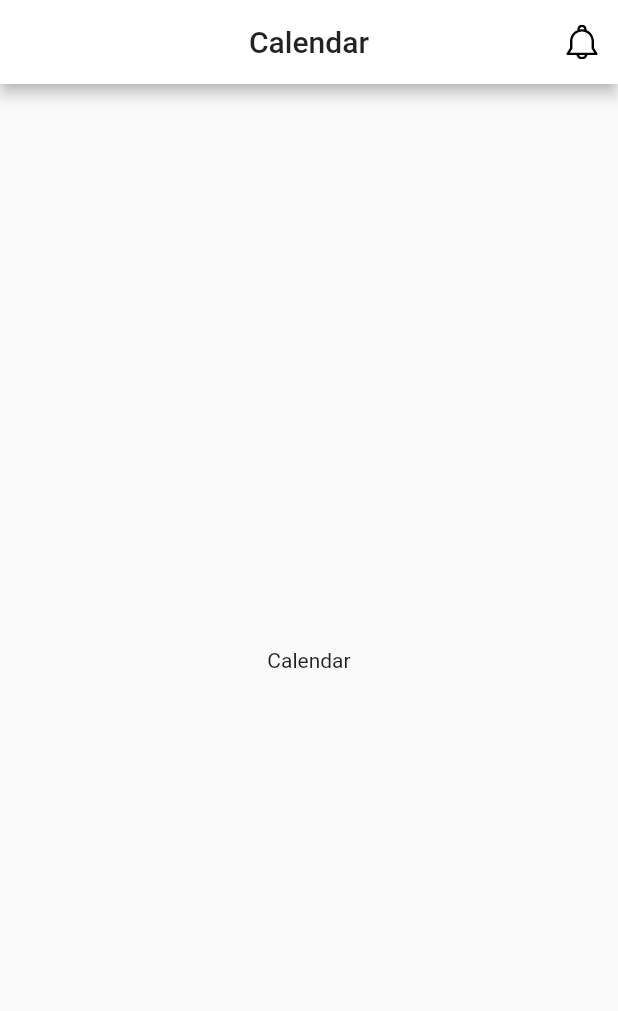
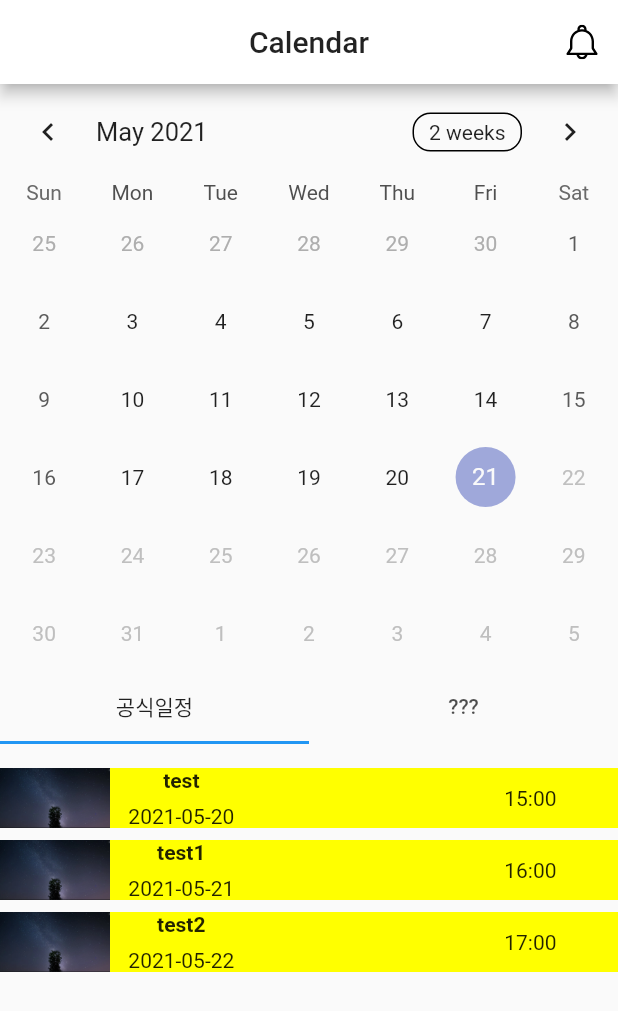
Before and after one commit to https-github-com-inma06/fearless_plus, a Flutter app: the Calendar screen opened directly, on a phone screen of 412 x 824 dp. Shown: the top 1011 px of the screen. Run offline on Flutter 3.47's test engine with Material 2 defaults, Android fonts, the phone set to English and light mode, and no system bars; drawn by our look-alikes of table_calendar; our stand-ins replace flutter_svg, get, shared_preferences; accounts and stored records are empty.

Commit message:
[add] 캘린더 화면 UI, 리스트뷰 틀 추가

```diff
--- a/lib/src/pages/calendar.dart
+++ b/lib/src/pages/calendar.dart
@@ -1,5 +1,7 @@
+import 'package:flutter/cupertino.dart';
 import 'package:flutter/material.dart';
 import 'package:flutter_svg/flutter_svg.dart';
+import 'package:table_calendar/table_calendar.dart';
 
 class Calendar extends StatelessWidget {
   const Calendar({Key key}) : super(key: key);
@@ -25,8 +27,114 @@ class Calendar extends StatelessWidget {
         ],
       ),
       body: Center(
-        child: Text("Calendar"),
+        child: StateCalendar(),
       ),
     );
   }
 }
+
+class StateCalendar extends StatefulWidget {
+  @override
+  _StateCalendarState createState() => _StateCalendarState();
+}
+
+class _StateCalendarState extends State<StateCalendar> {
+  var _selectedDay;
+  var _focusedDay;
+  String ASSETS_IMAGES_URI = "assets/images/";
+  final List<MockData> list = [
+    MockData(
+        id: 0,
+        title: "test",
+        time: "15:00",
+        date: "2021-05-20",
+        img: "assets/images/testimg.PNG"),
+    MockData(
+        id: 1,
+        title: "test1",
+        time: "16:00",
+        date: "2021-05-21",
+        img: "assets/images/testimg.PNG"),
+    MockData(
+        id: 2,
+        title: "test2",
+        time: "17:00",
+        date: "2021-05-22",
+        img: "assets/images/testimg.PNG")
+  ];
+
+  @override
+  Widget build(BuildContext context) {
+    return Column(
+      children: [
+        TableCalendar(
+          selectedDayPredicate: (day) {
+            return isSameDay(_selectedDay, day);
+          },
+          onDaySelected: (selectedDay, focusedDay) {
+            setState(() {
+
+              _selectedDay = selectedDay;
+              _focusedDay = focusedDay;
+              print(_selectedDay.toString());
+            });
+          },
+          focusedDay: DateTime.utc(2021, 05, 21),
+          firstDay: DateTime.utc(2010, 3, 14),
+          lastDay: DateTime.now(),
+        ),
+        Expanded(
+            child: DefaultTabController(
+          length: 2,
+          child: Scaffold(
+            appBar: TabBar(
+              tabs: [Tab(text: "공식일정"), Tab(text: "???")],
+            ),
+            body: TabBarView(
+              children: [buildListView(), buildListView()],
+            ),
+          ),
+        ))
+      ],
+    );
+  }
+
+  ListView buildListView() {
+    return ListView.builder(
+      padding: EdgeInsets.only(top: 8),
+      itemCount: list.length,
+      itemBuilder: (context, index) {
+        return Container(
+          height: 40,
+          margin: EdgeInsets.only(top: 8),
+          color: Colors.yellowAccent,
+          child: Row(
+            children: [
+              Image.asset(list[index].img),
+              Padding(padding: EdgeInsets.only(right: 12)),
+              Column(children: [
+                Text(list[index].title,
+                    style:
+                        TextStyle(fontWeight: FontWeight.bold, fontSize: 14.0)),
+                Padding(padding: EdgeInsets.only(top: 8)),
+                Text(list[index].date)
+              ]),
+              Padding(padding: EdgeInsets.only(right: 180)),
+              Text(list[index].time)
+            ],
+          ),
+        );
+      },
+    );
+  }
+}
+
+class MockData {
+  final int id;
+  final String title;
+  final String date;
+  final String time;
+  final String img;
+
+  MockData({this.id, this.title, this.time, this.date, this.img});
+}
--- a/pubspec.yaml
+++ b/pubspec.yaml
@@ -55,6 +55,7 @@ flutter:
   assets:
     - assets/images/
     - assets/svg/icons/
+    - assets/images/testimg.PNG
 
   # An image asset can refer to one or more resolution-specific "variants", see
   # https://flutter.dev/assets-and-images/#resolution-aware.
```
Also changed, not shown: assets/images/testimg.PNG (added).
